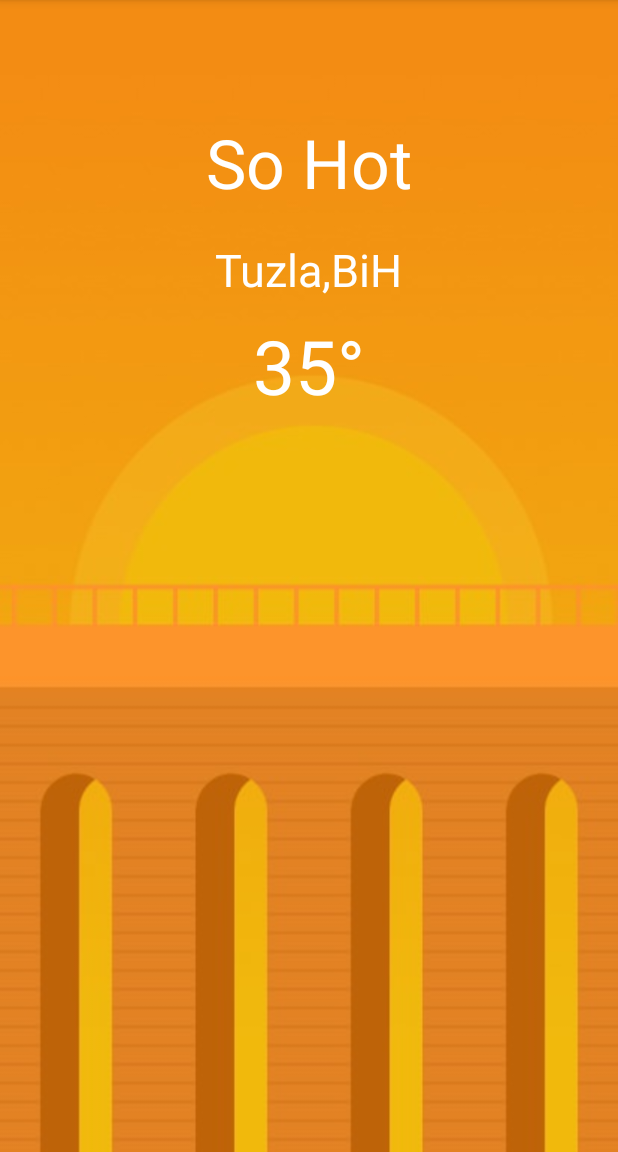
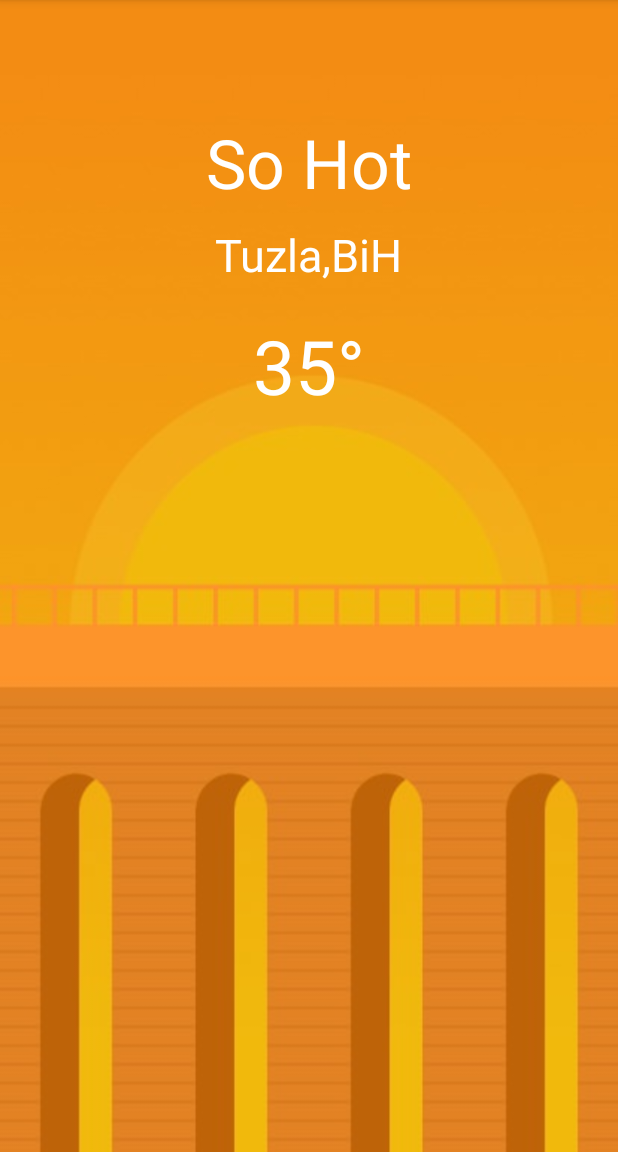
Before and after one commit to AnidaT/vremenska-prognoza, an Android app: the screen it shows after launch (MainActivity), on a phone screen of 412 x 824 dp, the part 84-1236 px from its top. Run offline under Robolectric (Android 15) with nearby library versions, the phone set to English and light mode, and no system bars.

Commit message:
added some fixes

```diff
--- a/app/src/main/res/layout/activity_main.xml
+++ b/app/src/main/res/layout/activity_main.xml
@@ -36,7 +36,7 @@
         android:layout_width="wrap_content"
         android:layout_height="59dp"
         android:layout_centerHorizontal="true"
-        android:layout_marginTop="150dp"
+        android:layout_marginTop="140dp"
         android:gravity="center"
         android:text="Tuzla,BiH"
         android:textColor="@android:color/white"
```
